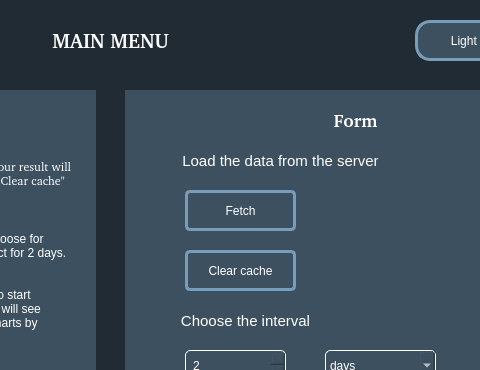
Qt form mvc/view/mainmenu/mainmenu.ui (ValRudyka/courseproject) before a commit; both pictures show x 335 to 815 and y 0 to 370 of the 939 by 631 pixel window.
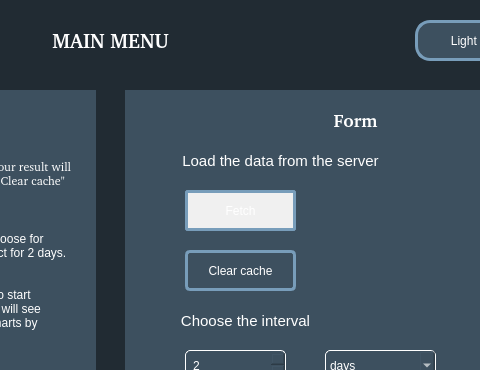
The same form after that commit. Icons and pictures are not drawn.

Commit message: main menu changed

What changed in the file:
```diff
--- a/mvc/view/mainmenu/mainmenu.ui
+++ b/mvc/view/mainmenu/mainmenu.ui
@@ -470,9 +470,9 @@
      </property>
      <property name="styleSheet">
       <string notr="true">#fetchButton {
-	background-color: rgb(61, 80, 95);
-	border-radius: 5px;
-	border: 3px solid rgb(120, 157, 186);
+	padding: 10px;
+    border-radius: 3px;
+    background-color: #f0f0f0;  
 }
 #fetchButton:hover{
 	background-color: rgb(120, 157, 186);
```
The commit also changes 2 other files.
